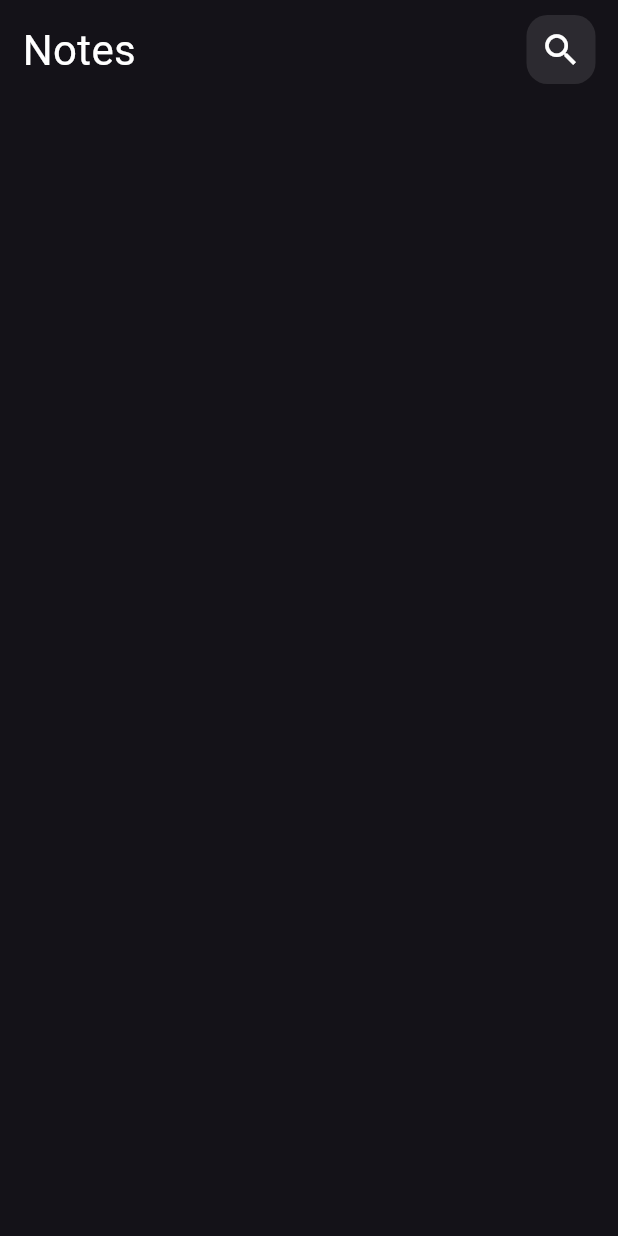
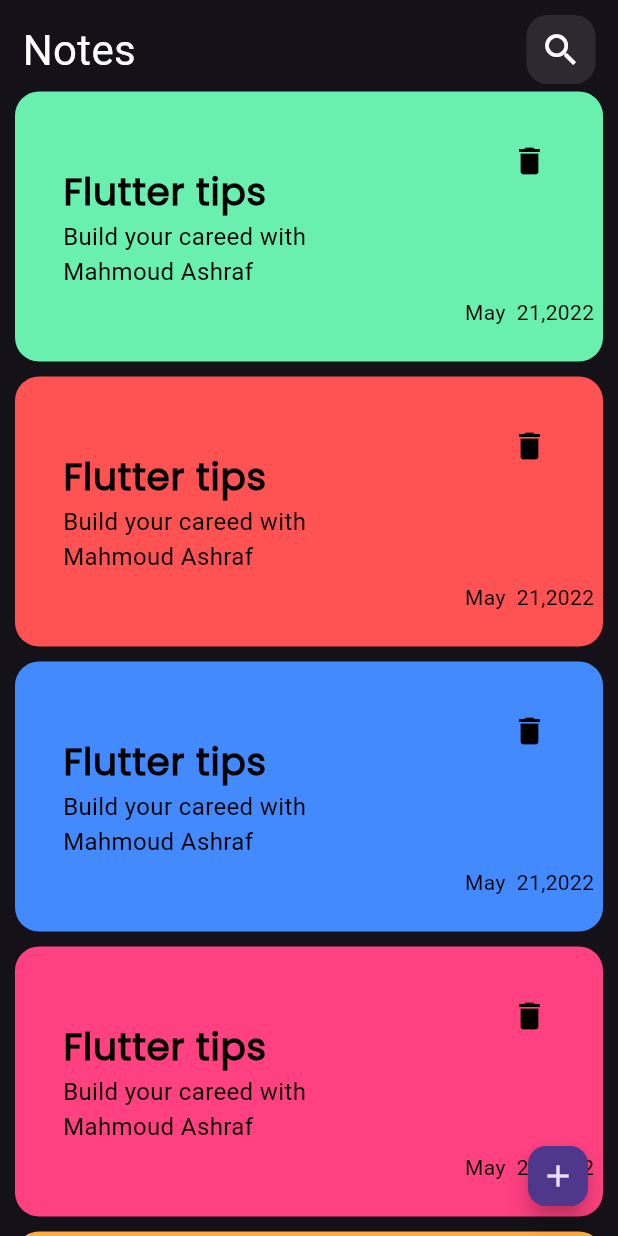
Before and after one commit to Mahmou-d6356567377/Mahmou-d6356567377, a Flutter app: the screen it shows after launch, on a phone screen of 412 x 824 dp. Run offline on Flutter 3.47's test engine with Material 3 defaults, Android fonts, the phone set to English and light mode, and no system bars.

Commit message:
add floating action button

```diff
--- a/lib/Views/NotesView.dart
+++ b/lib/Views/NotesView.dart
@@ -3,6 +3,7 @@ import 'package:noteapp/Widgets/NotesViewBody.dart';
 
 class NotesView extends StatelessWidget {
   const NotesView({super.key});
+
 
   @override
   Widget build(BuildContext context) {
@@ -13,6 +14,11 @@ class NotesView extends StatelessWidget {
       debugShowCheckedModeBanner: false,
       home: Scaffold(
        body: NotesViewBody(),
+       floatingActionButton: FloatingActionButton(onPressed: (){},
+       child: Icon(Icons.add),
+       mini: true,
+
+       ),
       ),
     );
   }
--- /dev/null
+++ b/lib/Widgets/NoteItem.dart
@@ -0,0 +1,65 @@
+import 'package:flutter/material.dart';
+
+class NoteItem extends StatelessWidget {
+   NoteItem({super.key, required this.color});
+
+   final Color color;
+  @override
+  Widget build(BuildContext context) {
+    return Padding(
+      padding: const EdgeInsets.symmetric(vertical: 5,horizontal: 10),
+      child: Container(
+        height: 180,
+        decoration: BoxDecoration(
+          borderRadius: BorderRadius.circular(16),
+          color: color,
+        ),
+        child: Row(
+          children: [
+            Expanded(
+              flex: 3,
+              child: Padding(
+                padding: const EdgeInsets.only(left: 16),
+                child: SingleChildScrollView(
+                  child: Column(
+                    children: [
+                      ListTile(
+                        title: Text('Flutter tips',style: TextStyle(
+                          fontFamily: 'Poppins',
+                        color: Colors.black,
+                        fontSize: 25,
+                        fontWeight: FontWeight.bold,
+                      ),),
+                      subtitle: Text('Build your careed with Mahmoud Ashraf ',style: TextStyle(
+                        color: Colors.black,
+                        fontSize: 16,
+                      ),),
+                      )
+
+
+                    ],
+                  ),
+                ),
+              ),
+            ),
+              Expanded(
+              flex: 1,
+              child: Column(
+                children: [
+                  Spacer(flex: 1,),
+                IconButton(onPressed: (){}, icon: Icon(Icons.delete,
+                color: Colors.black,),),
+                Spacer(flex: 3,),
+                  Text('May  21,2022',style: TextStyle(
+                    color: Colors.black,
+                  ),),
+                  Spacer(flex: 1,),
+                ],
+              ),
+            ),
+          ],
+        ),
+      ),
+    );
+  }
+}
--- /dev/null
+++ b/lib/Widgets/NoteListView.dart
@@ -0,0 +1,33 @@
+import 'package:flutter/material.dart';
+import 'package:noteapp/Widgets/NoteItem.dart';
+
+
+
+
+class NoteListView extends StatelessWidget {
+  const NoteListView({
+    super.key,
+  });
+
+  final data= const [
+    Colors.greenAccent,
+    Colors.redAccent,
+    Colors.blueAccent,
+    Colors.pinkAccent,
+    Colors.orangeAccent,
+    Colors.yellowAccent,
+  ];
+  @override
+  Widget build(BuildContext context) {
+    return ListView.builder(
+     scrollDirection: Axis.vertical,
+      itemCount: 20,
+
+      itemBuilder: (BuildContext context, int index) {
+       int d = index;
+          final colorIndex = d % data.length;
+        return  NoteItem(color: data[colorIndex ],);
+      },
+    );
+  }
+}
--- a/lib/Widgets/NotesViewBody.dart
+++ b/lib/Widgets/NotesViewBody.dart
@@ -1,16 +1,19 @@
 import 'package:flutter/material.dart';
+import 'package:flutter/widgets.dart';
 import 'package:noteapp/Widgets/CustomAppBar.dart';
+import 'package:noteapp/Widgets/NoteListView.dart';
 
 class NotesViewBody extends StatelessWidget {
   const NotesViewBody({super.key});
-
   @override
   Widget build(BuildContext context) {
     return Column(
       children: [
         SizedBox(height: 10,),
         CustomAppBar(),
-
+           Expanded(
+             child: NoteListView(),
+           ),
       ],
     );
   }
--- a/pubspec.yaml
+++ b/pubspec.yaml
@@ -16,4 +16,8 @@ dev_dependencies:
   flutter_lints: ^3.0.0
 
 flutter:
+  fonts:
+    - family: Poppins
+      fonts:
+        - asset: assets/fonts/Poppins-Regular.ttf
   uses-material-design: true
```
Also changed, not shown: assets/fonts/Poppins-Regular.ttf (added).
